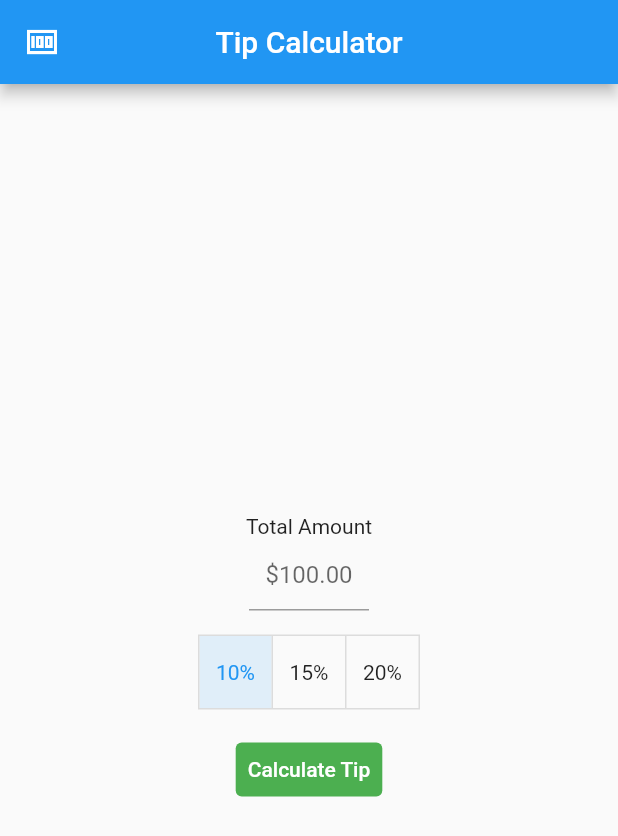
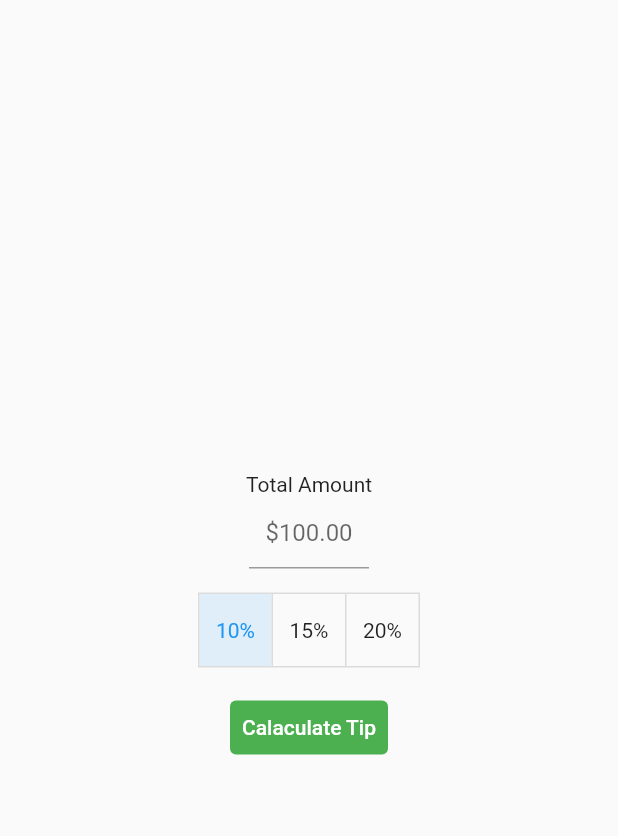
Before and after one commit to salehmalik121/tip_calculator, a Flutter app: the screen it shows after launch, after a tap on "10%", on a phone screen of 412 x 824 dp. Shown: the top 836 px of the screen. Run offline on Flutter 3.47's test engine with Material 2 defaults, Android fonts, the phone set to English and light mode, and no system bars.

Commit message:
practice , practice and practice

```diff
--- a/lib/main.dart
+++ b/lib/main.dart
@@ -1,8 +1,6 @@
 import 'package:flutter/material.dart';
 
-void main() {
-  runApp(Calculator());
-}
+void main() => runApp(Calculator());
 
 class Calculator extends StatefulWidget {
   const Calculator({Key? key}) : super(key: key);
@@ -12,46 +10,24 @@ class Calculator extends StatefulWidget {
 }
 
 class _CalculatorState extends State<Calculator> {
+  final _controller = TextEditingController();
+  List<bool> selection = [false, true, false];
+  String? tip;
   @override
   Widget build(BuildContext context) {
     return MaterialApp(
       home: Scaffold(
-        appBar: AppBar(
-          centerTitle: true,
-          title: Text('Tip Calculator'),
-          leading: Icon(Icons.money_sharp),
-        ),
-        body: homeColumn(),
-      ),
-    );
-  }
-}
-
-// ignore: camel_case_types
-class homeColumn extends StatefulWidget {
-  const homeColumn({
-    Key? key,
-  }) : super(key: key);
-
-  @override
-  _homeColumnState createState() => _homeColumnState();
-}
-
-// ignore: camel_case_types
-class _homeColumnState extends State<homeColumn> {
-  String? tip;
-  final controller = TextEditingController();
-  List<bool> _selected = [true, false, false];
-  @override
-  Widget build(BuildContext context) {
-    return Center(
+        body: Center(
           child: Column(
             mainAxisAlignment: MainAxisAlignment.center,
             children: [
               if (tip != null)
                 Text(
                   tip.toString(),
-              style: TextStyle(fontSize: 28, fontWeight: FontWeight.bold),
+                  style: TextStyle(
+                    fontSize: 28,
+                    fontWeight: FontWeight.bold,
+                  ),
                 ),
               Text("Total Amount"),
               SizedBox(
@@ -59,56 +35,50 @@ class _homeColumnState extends State<homeColumn> {
                 child: TextField(
                   keyboardType: TextInputType.numberWithOptions(decimal: true),
                   textAlign: TextAlign.center,
-              controller: controller,
+                  controller: _controller,
                   decoration: InputDecoration(
-                hintText: '\$100.00',
+                    hintText: "\$100.00",
                   ),
                 ),
               ),
               Padding(
                 padding: const EdgeInsets.all(16.0),
                 child: ToggleButtons(
-              children: [
-                Text("10%"),
-                Text("15%"),
-                Text("20%"),
-              ],
-              isSelected: _selected,
-              onPressed: selectonFun,
+                  children: [Text('10%'), Text('15%'), Text('20%')],
+                  isSelected: selection,
+                  onPressed: selected,
                 ),
               ),
               TextButton(
-            onPressed: calcuateTip,
-            child: Text(
-              "Calculate Tip",
-              style: TextStyle(
-                color: Colors.white,
-              ),
-            ),
+                onPressed: calculateTip,
+                child: Text("Calaculate Tip"),
                 style: ButtonStyle(
+                  foregroundColor: MaterialStateProperty.all(Colors.white),
                   backgroundColor: MaterialStateProperty.all(Colors.green),
                 ),
               )
             ],
           ),
+        ),
+      ),
     );
   }
 
-  void selectonFun(int selectedIndex) {
+  void selected(int selectedindex) {
     setState(() {
-      for (int i = 0; i < _selected.length; i++) {
-        _selected[i] = selectedIndex == i;
+      for (int i = 0; i < selection.length; i++) {
+        selection[i] = selectedindex == i;
       }
     });
   }
 
-  calcuateTip() {
-    final amount = double.parse(controller.text);
-    final selectedIndex = _selected.indexWhere((element) => element);
-    final tipPercent = [0.1, 0.15, 0.2][selectedIndex];
-    final tiptotal = (tipPercent * amount).toStringAsFixed(2);
+  calculateTip() {
+    final total = double.parse(_controller.text);
+    final selected = selection.indexWhere((element) => element);
+    final percent = [0.1, 0.15, 0.2][selected];
+    final totalTip = (percent * total).toStringAsFixed(2);
     setState(() {
-      tip = "\$$tiptotal";
+      tip = '\$$totalTip';
     });
   }
 }
```
Lines whose indentation alone changed are shown as unchanged.
